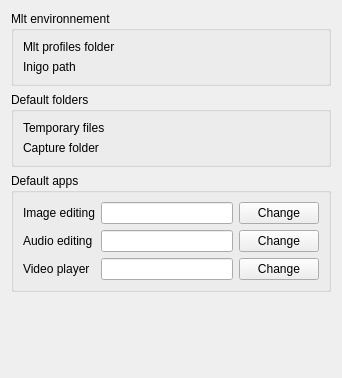
Above: src/widgets/configenv_ui.ui from KDE/kdenlive before the change. Below: the same form after it.
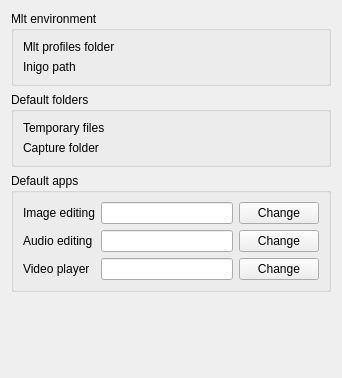
That is the form after the change. Custom widgets are drawn as their Qt base class.

```diff
--- a/src/widgets/configenv_ui.ui
+++ b/src/widgets/configenv_ui.ui
@@ -13,7 +13,7 @@
    <item row="0" column="0" >
     <widget class="QGroupBox" name="groupBox" >
      <property name="title" >
-      <string>Mlt environnement</string>
+      <string>Mlt environment</string>
      </property>
      <layout class="QGridLayout" name="gridLayout" >
       <item row="0" column="0" >
```
